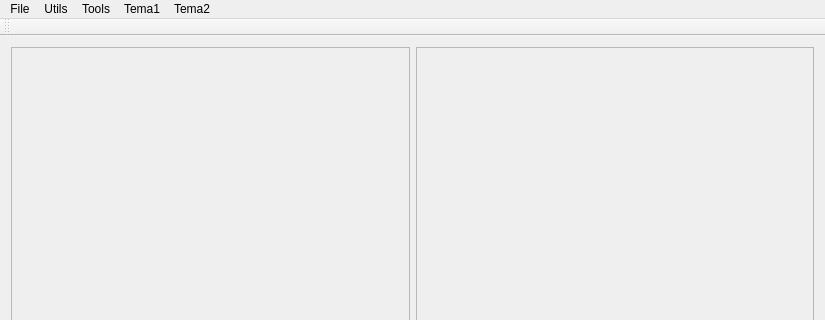
Above: QTFramework/ImageProcessing/mainwindow.ui from SerbanNasui/procesare-imagine before the change; both pictures show x 0 to 825 and y 0 to 320 of the 825 by 490 pixel window. Below: the same form after it.
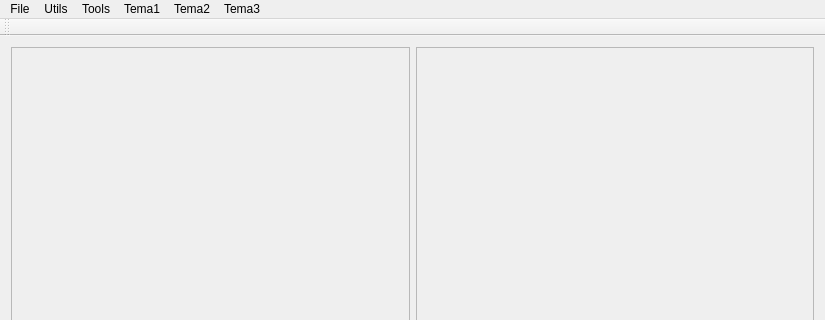
That is the form after the change.

```diff
--- a/QTFramework/ImageProcessing/mainwindow.ui
+++ b/QTFramework/ImageProcessing/mainwindow.ui
@@ -174,11 +174,18 @@
     <addaction name="actionBrightnessIncreasing"/>
     <addaction name="actionBrightnessDiminishing"/>
    </widget>
+   <widget class="QMenu" name="menuTema3">
+    <property name="title">
+     <string>Tema3</string>
+    </property>
+    <addaction name="actionColorBinarization"/>
+   </widget>
    <addaction name="menuFile"/>
    <addaction name="menuLaunch_Smart_Dialog"/>
    <addaction name="menuTools"/>
    <addaction name="menuTema1"/>
    <addaction name="menuTema2"/>
+   <addaction name="menuTema3"/>
   </widget>
   <widget class="QToolBar" name="mainToolBar">
    <attribute name="toolBarArea">
```
Left out of the diff: 5 changed lines with no effect on the pictures.
